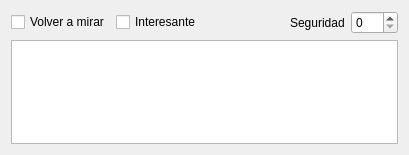
Above: widgets/widgetnotas.ui from rogorido/qtpredicadores before the change. Below: the same form after it.
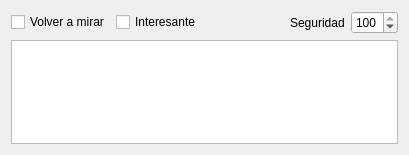
That is the form after the change.

Commit message: Mejoras variadas con lo de Notas

```diff
--- a/widgets/widgetnotas.ui
+++ b/widgets/widgetnotas.ui
@@ -58,6 +58,9 @@
        <property name="singleStep">
         <number>5</number>
        </property>
+       <property name="value">
+        <number>100</number>
+       </property>
       </widget>
      </item>
     </layout>
```
The commit also changes 2 other files.
